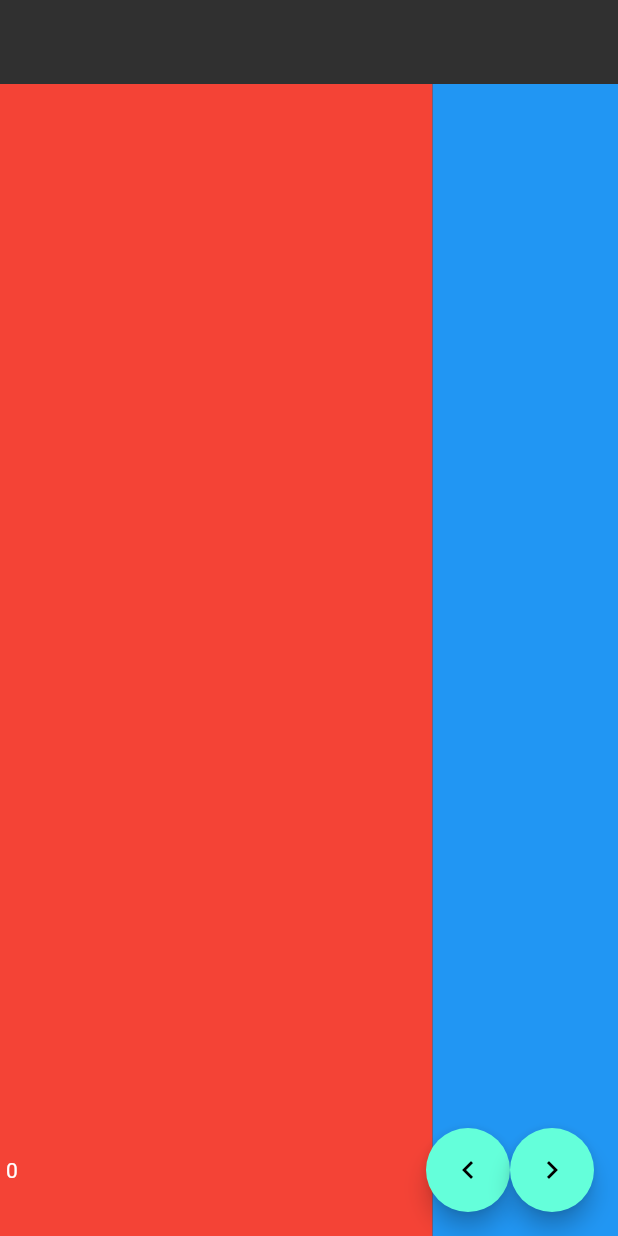
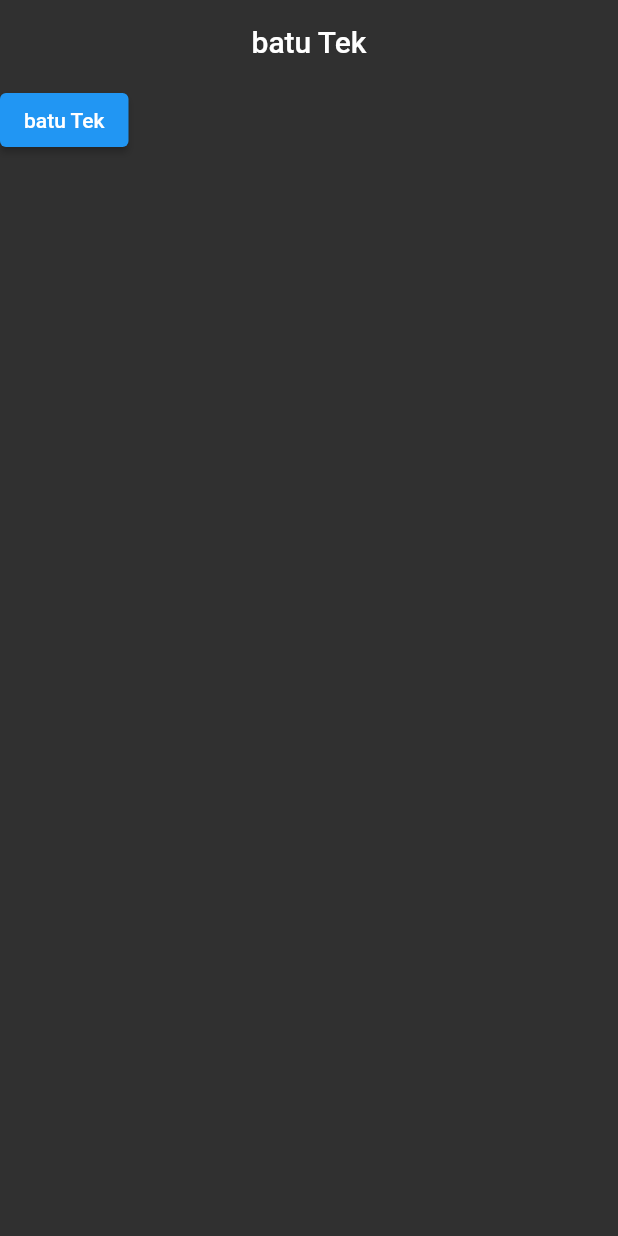
Before and after one commit to batucoban/flutter_ilk_deneme, a Flutter app: the screen it shows after launch, on a phone screen of 412 x 824 dp. Run offline on Flutter 3.47's test engine with Material 2 defaults, Android fonts, the phone set to English and light mode, and no system bars.

Commit message:
life cycle kullanımı
kullanım alanları vs vs

```diff
--- /dev/null
+++ b/lib/01/stateful_life_cycle.dart
@@ -0,0 +1,43 @@
+import 'package:flutter/material.dart';
+
+class StatefulLifeCycleDeneme extends StatefulWidget {
+  const StatefulLifeCycleDeneme({super.key, required this.message});
+  final String message;
+  @override
+  State<StatefulLifeCycleDeneme> createState() => _StatefulLifeCycleDenemeState();
+}
+
+class _StatefulLifeCycleDenemeState extends State<StatefulLifeCycleDeneme> {
+  String _message = '';
+  late final bool _isOdd;
+  @override
+
+  void initState() {
+    super.initState();
+    _message = widget.message;
+    _isOdd = widget.message.length.isOdd;
+    _computeName();
+
+  }
+
+  void _computeName() {
+    if(_isOdd){
+      _message += ' Çift';
+    }
+    else{
+      _message += ' Tek';
+    }
+  }
+  @override
+  Widget build(BuildContext context) {
+    return Scaffold(
+      appBar: AppBar(
+        title: Text(_message),
+      ),
+      body: _isOdd
+        ? TextButton(onPressed: (){}, child: Text(_message))
+        : ElevatedButton(onPressed: (){}, child: Text(_message)),
+
+    );
+  }
+}
--- a/lib/main.dart
+++ b/lib/main.dart
@@ -34,7 +34,7 @@ import '01/scaffold_deneme.dart';
 // ignore: unused_import
 import '01/stack_demo.dart';
 // ignore: unused_import
-import '01/statefull_deneme.dart';
+import '01/stateful_life_cycle.dart';
 // ignore: unused_import
 import '01/text_deneme.dart';
 
@@ -61,7 +61,7 @@ class MyApp extends StatelessWidget {
           elevation: 0
         )
       ),
-      home: const PageViewDeneme(),
+      home: const StatefulLifeCycleDeneme(message: 'batu'),
     );
   }
 }
```
